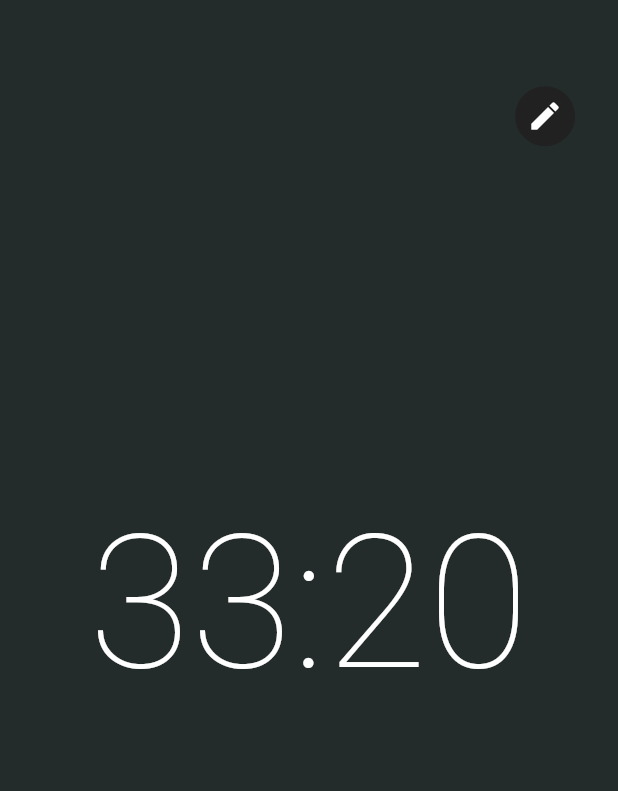
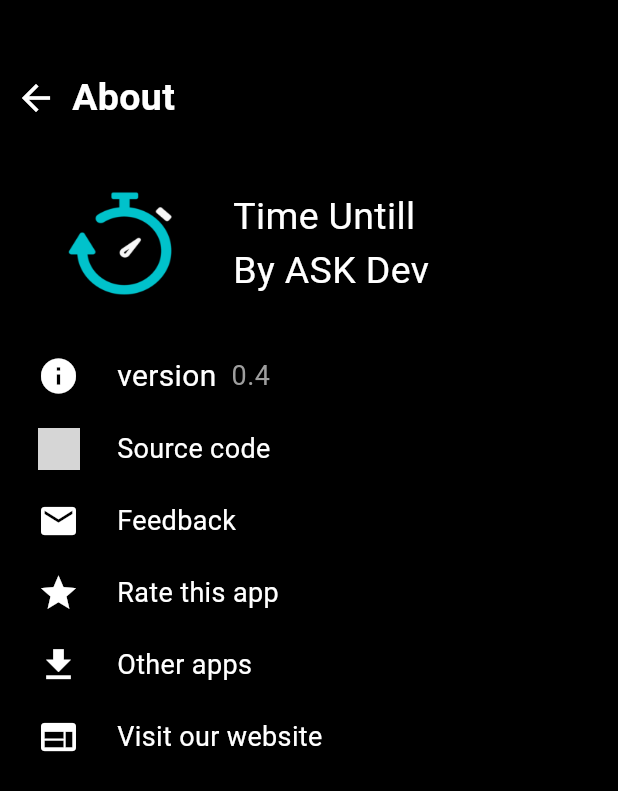
Before and after one commit to ask-org/pomo-timer, a Flutter app: the screen it shows after launch, on a phone screen of 412 x 824 dp. Shown: the top 791 px of the screen. Run offline on Flutter 3.47's test engine with Material 3 defaults, Android fonts, the phone set to English and light mode, and no system bars; our stand-ins replace hive, hive_flutter; accounts and stored records are empty; network calls fail; grey boxes are pictures that could not be loaded.

```diff
--- a/lib/main.dart
+++ b/lib/main.dart
@@ -1,26 +1,23 @@
 import 'package:flutter/material.dart';
-import 'package:hive/hive.dart';
 import 'package:hive_flutter/adapters.dart';
 import 'package:pomo_timer/models/tasks_model.dart';
-import 'package:pomo_timer/pages/add_task.dart';
-import 'package:pomo_timer/pages/set_timer.dart';
-import 'package:pomo_timer/time.dart';
+import 'package:pomo_timer/pages/about_us.dart';
+import 'package:pomo_timer/pages/splash_screen.dart';
 
 void main() async {
   await Hive.initFlutter();
   Hive.registerAdapter(TaskModelAdapter());
-  // await Hive.openBox<TaskModel>("taskBox");
-  runApp(MyApp());
+  runApp(const MyApp());
 }
 
 class MyApp extends StatelessWidget {
-  MyApp({super.key});
+  const MyApp({super.key});
 
   @override
   Widget build(BuildContext context) {
     return const MaterialApp(
       debugShowCheckedModeBanner: false,
-      home: TimerPage(),
+      home: AboutUs(),
     );
   }
 }
--- /dev/null
+++ b/lib/pages/about_us.dart
@@ -0,0 +1,204 @@
+import 'package:flutter/material.dart';
+import 'package:pomo_timer/time.dart';
+
+class AboutUs extends StatelessWidget {
+  const AboutUs({super.key});
+
+  @override
+  Widget build(BuildContext context) {
+    double screenWidth = MediaQuery.of(context).size.width;
+    double screenHeight = MediaQuery.of(context).size.height;
+    var White = Colors.white;
+    return Scaffold(
+      backgroundColor: Colors.black,
+      body: Stack(
+        children: [
+          Container(
+            padding: EdgeInsets.only(top: screenHeight * 0.05),
+            child: Column(children: [
+              Row(
+                children: [
+                  IconButton(
+                    icon: const Icon(
+                      Icons.arrow_back,
+                      color: Colors.white,
+                      size: 28,
+                    ),
+                    onPressed: () async {
+                      await Navigator.push(
+                        context,
+                        MaterialPageRoute(
+                          builder: (context) => const TimerPage(),
+                        ),
+                      );
+                    },
+                  ),
+                  Text(
+                    "About",
+                    style: TextStyle(
+                        color: White,
+                        fontSize: 25,
+                        fontWeight: FontWeight.bold),
+                  ),
+                ],
+              ),
+              Padding(
+                padding:
+                    const EdgeInsets.symmetric(horizontal: 25, vertical: 20),
+                child: Column(
+                  children: [
+                    Row(
+                      children: [
+                        SizedBox(
+                            height: screenHeight * 0.13,
+                            width: screenWidth * 0.28,
+                            child: Image.asset(
+                              "assets/images/time_untill_small.png",
+                              fit: BoxFit.fill,
+                            )),
+                        const SizedBox(
+                          width: 15,
+                        ),
+                        Text(
+                          "Time Untill \nBy ASK Dev",
+                          style: TextStyle(color: White, fontSize: 25),
+                        ),
+                      ],
+                    ),
+                    const SizedBox(
+                      height: 20,
+                    ),
+                    Row(
+                      children: [
+                        Icon(
+                          Icons.info,
+                          color: White,
+                          size: 28,
+                        ),
+                        const SizedBox(
+                          width: 25,
+                        ),
+                        Row(
+                          children: [
+                            Text(
+                              "version",
+                              style: TextStyle(color: White, fontSize: 20),
+                            ),
+                            const SizedBox(
+                              width: 10,
+                            ),
+                            const Text(
+                              "0.4",
+                              style:
+                                  TextStyle(color: Colors.grey, fontSize: 18),
+                            )
+                          ],
+                        ),
+                      ],
+                    ),
+                    const SizedBox(
+                      height: 20,
+                    ),
+                    Row(
+                      children: [
+                        SizedBox(
+                          height: 28,
+                          width: 28,
+                          child: Image.network(
+                              'https://avatars.githubusercontent.com/u/9919?s=280&v=4'),
+                        ),
+                        const SizedBox(
+                          width: 25,
+                        ),
+                        Text(
+                          "Source code",
+                          style: TextStyle(color: White, fontSize: 18),
+                        )
+                      ],
+                    ),
+                    const SizedBox(
+                      height: 20,
+                    ),
+                    Row(
+                      children: [
+                        Icon(
+                          Icons.mail,
+                          color: White,
+                          size: 28,
+                        ),
+                        const SizedBox(
+                          width: 25,
+                        ),
+                        Text(
+                          "Feedback",
+                          style: TextStyle(color: White, fontSize: 18),
+                        )
+                      ],
+                    ),
+                    const SizedBox(
+                      height: 20,
+                    ),
+                    Row(
+                      children: [
+                        Icon(
+                          Icons.star,
+                          color: White,
+                          size: 28,
+                        ),
+                        const SizedBox(
+                          width: 25,
+                        ),
+                        Text(
+                          "Rate this app",
+                          style: TextStyle(color: White, fontSize: 18),
+                        )
+                      ],
+                    ),
+                    const SizedBox(
+                      height: 20,
+                    ),
+                    Row(
+                      children: [
+                        Icon(
+                          Icons.file_download,
+                          color: White,
+                          size: 28,
+                        ),
+                        const SizedBox(
+                          width: 25,
+                        ),
+                        Text(
+                          "Other apps",
+                          style: TextStyle(color: White, fontSize: 18),
+                        )
+                      ],
+                    ),
+                    const SizedBox(
+                      height: 20,
+                    ),
+                    Row(
+                      children: [
+                        Icon(
+                          Icons.web,
+                          color: White,
+                          size: 28,
+                        ),
+                        const SizedBox(
+                          width: 25,
+                        ),
+                        Text(
+                          "Visit our website",
+                          style: TextStyle(color: White, fontSize: 18),
+                        )
+                      ],
+                    ),
+                  ],
+                ),
+              ),
+            ]),
+          ),
+        ],
+      ),
+    );
+  }
+}
--- /dev/null
+++ b/lib/pages/splash_screen.dart
@@ -0,0 +1,65 @@
+import 'package:flutter/material.dart';
+import 'package:pomo_timer/time.dart';
+
+class SplashScreen extends StatefulWidget {
+  const SplashScreen({super.key});
+
+  @override
+  State<SplashScreen> createState() => _SplashScreenState();
+}
+
+class _SplashScreenState extends State<SplashScreen> {
+  @override
+  void initState() {
+    super.initState();
+    // _navigateToHome();
+  }
+
+  _navigateToHome() async {
+    await Future.delayed(Duration(milliseconds: 2000), () {});
+    Navigator.pushReplacement(
+        context, MaterialPageRoute(builder: (context) => TimerPage()));
+  }
+
+  @override
+  Widget build(BuildContext context) {
+    double screenWidth = MediaQuery.of(context).size.width;
+    double screenHeight = MediaQuery.of(context).size.height;
+    return Scaffold(
+      backgroundColor: Colors.black,
+      body: Center(
+        child: Column(
+          mainAxisAlignment: MainAxisAlignment.center,
+          children: [
+            Container(
+              height: screenHeight * 0.42,
+              width: screenWidth * 0.9,
+              child: ClipRRect(
+                borderRadius: BorderRadius.circular(50),
+                child: Image.asset(
+                  "assets/images/time_untill.png",
+                  fit: BoxFit.fill,
+                ),
+              ),
+            ),
+            Text(
+              "By",
+              style: TextStyle(color: Colors.white, fontSize: 20),
+            ),
+            Container(
+              height: screenHeight * 0.26,
+              width: screenWidth * 0.56,
+              child: Image.asset(
+                "assets/images/ask_dev.jpeg",
+                fit: BoxFit.fill,
+              ),
+              // child: Text("ASK DEV",
+              //     style: TextStyle(color: Colors.white, fontSize: 20)),
+            )
+          ],
+        ),
+      ),
+    );
+    ;
+  }
+}
```
Also changed, not shown: pubspec.yaml (+4 -3 lines), assets/images/ask_dev.jpeg (added), assets/images/time_untill.png (added), assets/images/time_untill_small.png (added).
